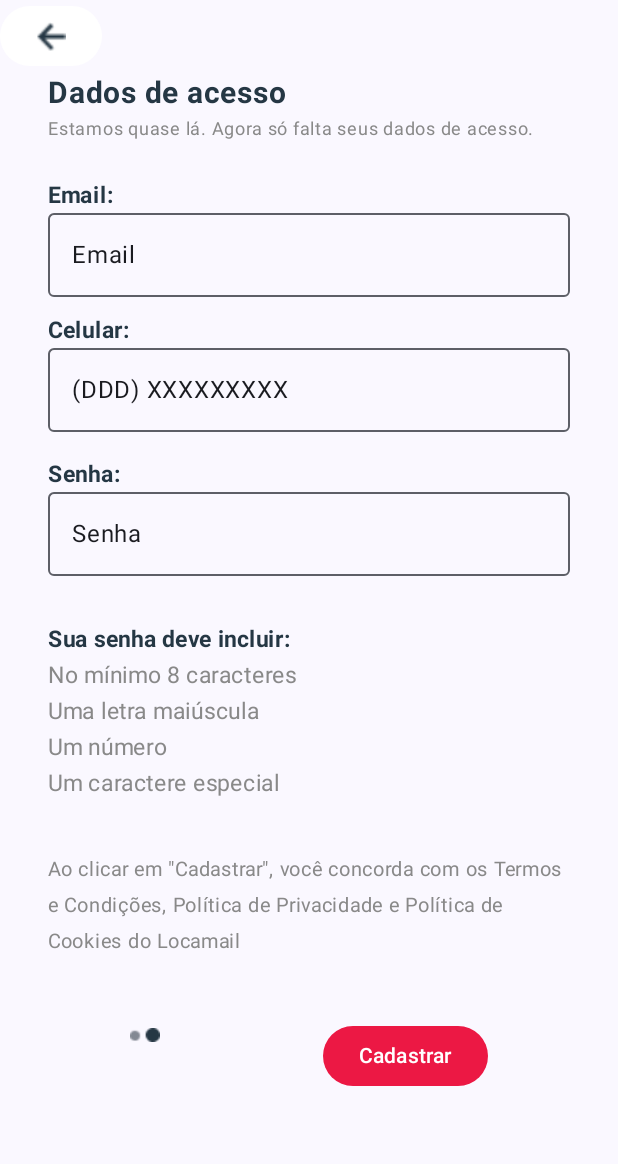
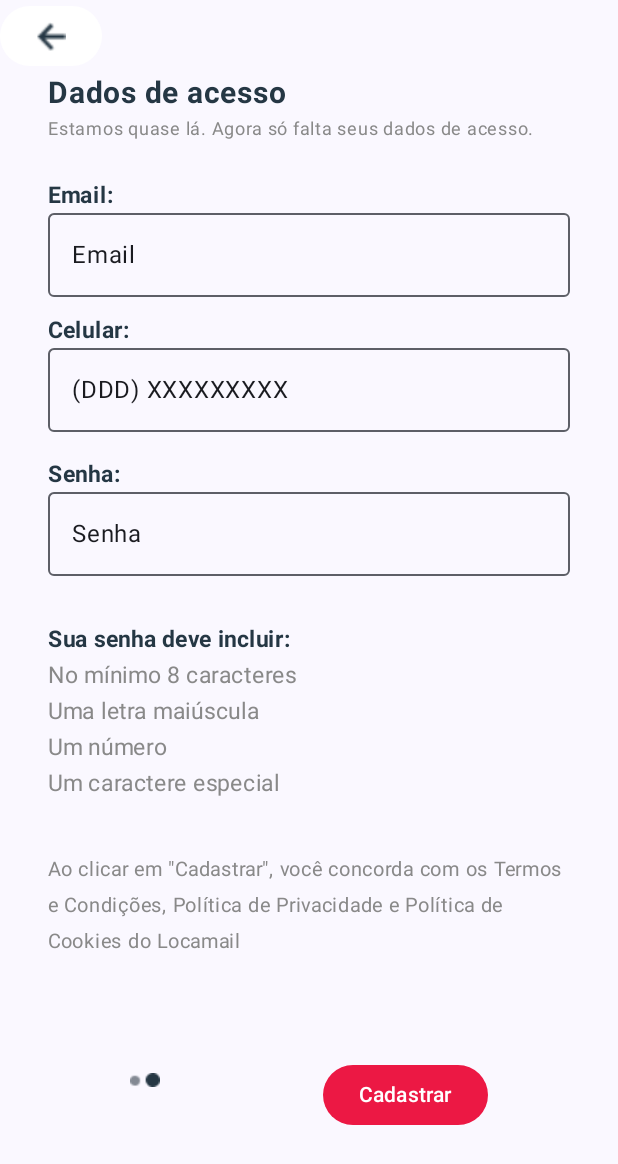
Before and after one commit to kalineduttra/Localweb, an Android app built with Jetpack Compose: the composable RegistrationAcessDataScreen shown on its own in the app's theme, on a phone screen of 412 x 824 dp. Shown: the top 1164 px of the screen. Run offline under Robolectric (Android 15) with nearby library versions, the phone set to English and light mode, and no system bars.

Commit message:
update project

```diff
--- a/app/src/main/java/br/com/fiap/localweb/screens/PersonalDataRegistrationScreen.kt
+++ b/app/src/main/java/br/com/fiap/localweb/screens/PersonalDataRegistrationScreen.kt
@@ -125,5 +125,4 @@ fun PersonalDataRegistrationScreen() {
             }
         }
     }
-
 }
--- a/app/src/main/java/br/com/fiap/localweb/screens/RegistrationAcessDataScreen.kt
+++ b/app/src/main/java/br/com/fiap/localweb/screens/RegistrationAcessDataScreen.kt
@@ -152,9 +152,7 @@ fun RegistrationAcessDataScreen() {
             )
 
 
-
-
-            Spacer(modifier = Modifier.height(40.dp))
+            Spacer(modifier = Modifier.height(70.dp))
             Row(
                 horizontalArrangement = Arrangement.SpaceAround,
                 modifier = Modifier
@@ -165,7 +163,6 @@ fun RegistrationAcessDataScreen() {
                     contentDescription = "página atual",
                     modifier = Modifier
                         .size(width = 20.dp, height = 20.dp)
-
                 )
                 Button(onClick = { /*TODO*/ },
                     colors = ButtonDefaults.buttonColors(
```
Also changed, not shown: app/src/main/java/br/com/fiap/localweb/MainActivity.kt (+9 -0 lines).
